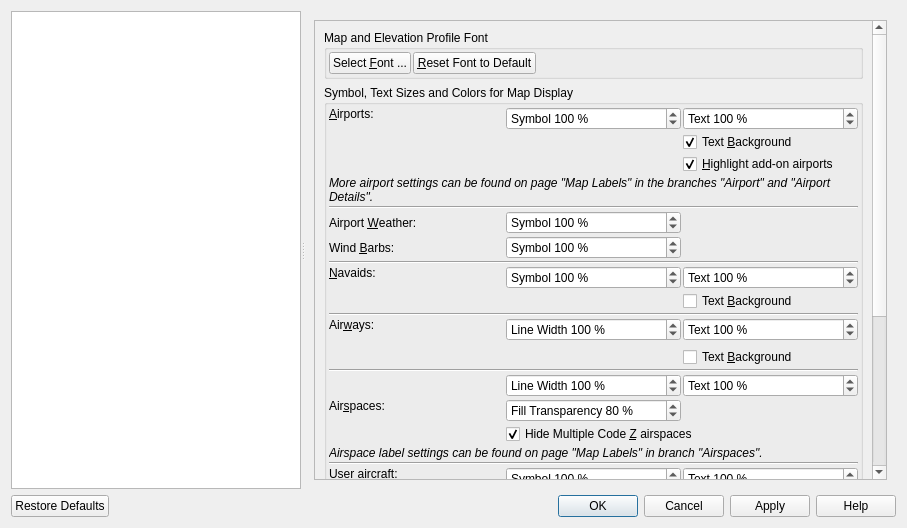
albar965/littlenavmap, file src/options/options.ui: the form before one commit.
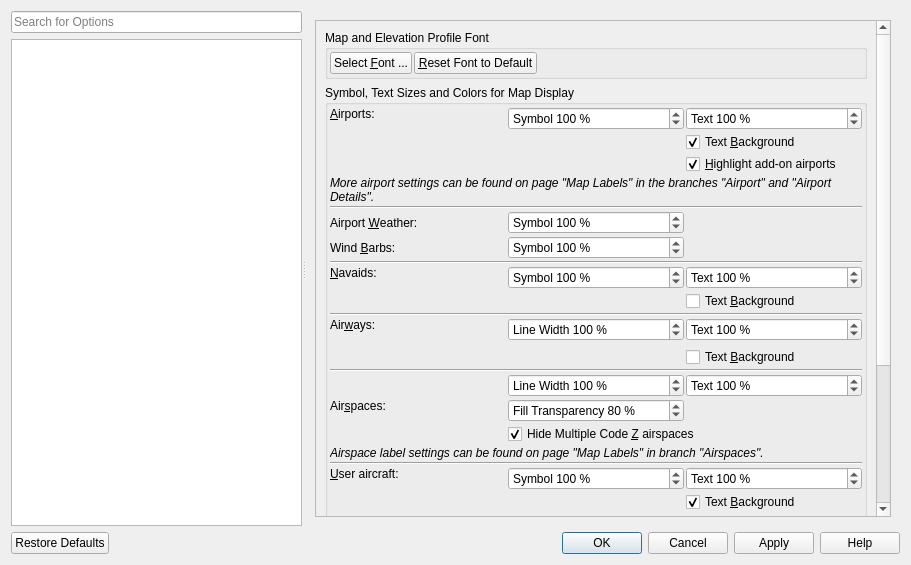
The form after the commit. The open tabs and pages were chosen to show the change. Icons and pictures are not drawn.

Commit message:
Added search function to options dialog.
Search now reduces pages to ones with search text found.
Matching widgets are highlighted.
Added icon to hints.

The edit to the form file:
```diff
--- a/src/options/options.ui
+++ b/src/options/options.ui
@@ -6,8 +6,8 @@
    <rect>
     <x>0</x>
     <y>0</y>
-    <width>907</width>
-    <height>528</height>
+    <width>911</width>
+    <height>565</height>
    </rect>
   </property>
   <property name="windowTitle">
@@ -19,9 +19,19 @@
      <property name="orientation">
       <enum>Qt::Horizontal</enum>
      </property>
-     <property name="childrenCollapsible">
-      <bool>false</bool>
-     </property>
+     <widget class="QWidget" name="verticalLayoutWidget">
+      <layout class="QVBoxLayout" name="verticalLayout_68">
+       <item>
+        <widget class="QLineEdit" name="lineEditOptionSearch">
+         <property name="placeholderText">
+          <string>Search for Options</string>
+         </property>
+         <property name="clearButtonEnabled">
+          <bool>true</bool>
+         </property>
+        </widget>
+       </item>
+       <item>
      <widget class="QListWidget" name="listWidgetOptionPages">
       <property name="minimumSize">
        <size>
@@ -45,6 +55,9 @@
        <number>-1</number>
       </property>
      </widget>
+       </item>
+      </layout>
+     </widget>
      <widget class="QStackedWidget" name="stackedWidgetOptions">
       <property name="currentIndex">
        <number>0</number>
@@ -2698,9 +2711,9 @@
            <property name="geometry">
             <rect>
              <x>0</x>
-             <y>-424</y>
-             <width>591</width>
-             <height>883</height>
+             <y>-387</y>
+             <width>592</width>
+             <height>886</height>
             </rect>
            </property>
            <layout class="QVBoxLayout" name="verticalLayout_20">
@@ -3131,7 +3144,7 @@
                <item row="21" column="0" colspan="3">
                 <widget class="QLabel" name="label_12">
                  <property name="text">
-                  <string>&lt;html&gt;&lt;head/&gt;&lt;body&gt;&lt;p&gt;&lt;span style=&quot; font-style:italic;&quot;&gt;Airspace label settings can be found on page &amp;quot;Map Labels&amp;quot; in branch &amp;quot;Airspaces&amp;quot;.&lt;/span&gt;&lt;/p&gt;&lt;/body&gt;&lt;/html&gt;</string>
+                  <string>&lt;html&gt;&lt;head/&gt;&lt;body&gt;&lt;p&gt;&lt;img src=&quot;:/littlenavmap/resources/icons/bulb.svg&quot;/&gt;&lt;span style=&quot; font-style:italic;&quot;&gt;Airspace label settings can be found on page &amp;quot;Map Labels&amp;quot; in branch &amp;quot;Airspaces&amp;quot;.&lt;/span&gt;&lt;/p&gt;&lt;/body&gt;&lt;/html&gt;</string>
                  </property>
                  <property name="wordWrap">
                   <bool>true</bool>
@@ -3182,7 +3195,7 @@
                <item row="25" column="0" colspan="3">
                 <widget class="QLabel" name="label_13">
                  <property name="text">
-                  <string>&lt;html&gt;&lt;head/&gt;&lt;body&gt;&lt;p&gt;&lt;span style=&quot; font-style:italic;&quot;&gt;Label settings for the user aircraft can be found on page &amp;quot;Map Labels&amp;quot; in branch &amp;quot;User Aircraft&amp;quot;.&lt;/span&gt;&lt;/p&gt;&lt;/body&gt;&lt;/html&gt;</string>
+                  <string>&lt;html&gt;&lt;head/&gt;&lt;body&gt;&lt;p&gt;&lt;img src=&quot;:/littlenavmap/resources/icons/bulb.svg&quot;/&gt;&lt;span style=&quot; font-style:italic;&quot;&gt;Label settings for the user aircraft can be found on page &amp;quot;Map Labels&amp;quot; in branch &amp;quot;User Aircraft&amp;quot;.&lt;/span&gt;&lt;/p&gt;&lt;/body&gt;&lt;/html&gt;</string>
                  </property>
                  <property name="wordWrap">
                   <bool>true</bool>
@@ -3198,7 +3211,7 @@
                <item row="3" column="0" colspan="3">
                 <widget class="QLabel" name="label_11">
                  <property name="text">
-                  <string>&lt;html&gt;&lt;head/&gt;&lt;body&gt;&lt;p&gt;&lt;span style=&quot; font-style:italic;&quot;&gt;More airport settings can be found on page &amp;quot;Map Labels&amp;quot; in the branches &amp;quot;Airport&amp;quot; and &amp;quot;Airport Details&amp;quot;.&lt;/span&gt;&lt;/p&gt;&lt;/body&gt;&lt;/html&gt;</string>
+                  <string>&lt;html&gt;&lt;head/&gt;&lt;body&gt;&lt;p&gt;&lt;img src=&quot;:/littlenavmap/resources/icons/bulb.svg&quot;/&gt;&lt;span style=&quot; font-style:italic;&quot;&gt;More airport settings can be found on page &amp;quot;Map Labels&amp;quot; in the branches &amp;quot;Airport&amp;quot; and &amp;quot;Airport Details&amp;quot;.&lt;/span&gt;&lt;/p&gt;&lt;/body&gt;&lt;/html&gt;</string>
                  </property>
                  <property name="wordWrap">
                   <bool>true</bool>
```
Left out of the diff: 140 changed lines with no effect on the pictures. Lines whose indentation alone changed are shown as unchanged. The commit also changes 3 other files.
